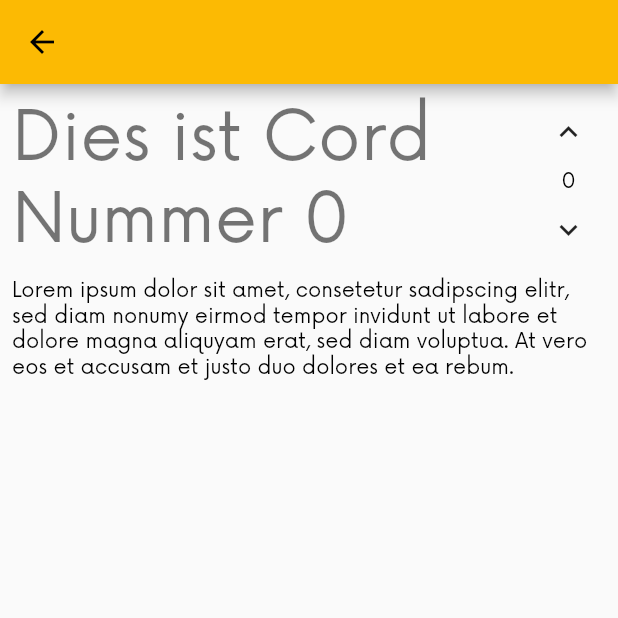
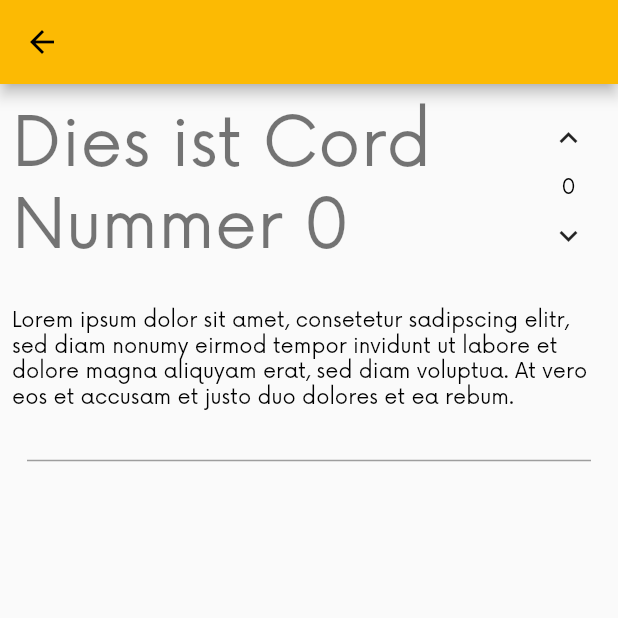
Before and after one commit to pdurasie/storycords, a Flutter app: the screen it shows after launch, after a tap on an icon or button, on a phone screen of 412 x 824 dp, the top half of it. Run offline on Flutter 3.47's test engine with Material 2 defaults, Android fonts, the phone set to English and light mode, and no system bars; our stand-ins replace bloc, flutter_bloc, permission_handler; missing offline and left inert: record.

Commit message:
Add Recording.dart class and refactor Cord data class as a result

```diff
--- a/lib/models/Cord.dart
+++ b/lib/models/Cord.dart
@@ -1,11 +1,17 @@
+import 'package:storycords/models/Recording.dart';
+
 class Cord {
-  final String title;
-  final String author;
-  final String description;
-  final int buttons;
-  final int rating;
+  String title = "";
+  String author = "";
+  String description = "";
+  int rating = 0;
+  List<Recording>? recordings;
 
-  const Cord(
-      this.title, this.author, this.description, this.buttons, this.rating)
-      : super();
+  Cord({
+    this.title = "",
+    this.author = "",
+    this.description = "",
+    this.rating = 0,
+    this.recordings,
+  }) : super();
 }
--- /dev/null
+++ b/lib/models/Recording.dart
@@ -0,0 +1 @@
+class Recording {}
--- a/lib/ui/ScreenCordDetail.dart
+++ b/lib/ui/ScreenCordDetail.dart
@@ -1,6 +1,7 @@
 import 'package:flutter/material.dart';
 import 'package:storycords/models/Cord.dart';
 import 'package:storycords/ui/components/CordRatingBox.dart';
+import 'package:storycords/ui/components/CordWidget.dart';
 
 class ScreenCordDetail extends StatelessWidget {
   final Cord _cord;
@@ -12,7 +13,7 @@ class ScreenCordDetail extends StatelessWidget {
     return Scaffold(
       appBar: AppBar(),
       body: Padding(
-        padding: const EdgeInsets.all(8.0),
+        padding: const EdgeInsets.symmetric(horizontal: 8.0, vertical: 12.0),
         child: Column(
           children: [
             Row(
@@ -27,9 +28,17 @@ class ScreenCordDetail extends StatelessWidget {
               ],
             ),
             Padding(
-              padding: const EdgeInsets.symmetric(vertical: 8.0),
+              padding: const EdgeInsets.symmetric(vertical: 24.0),
               child: Text(_cord.description),
             ),
+            Divider(
+              color: Colors.grey,
+              height: 20,
+              thickness: 1,
+              indent: 10,
+              endIndent: 10,
+            ),
+            CordWidget()
           ],
         ),
       ),
--- a/lib/ui/components/HomeCordCard.dart
+++ b/lib/ui/components/HomeCordCard.dart
@@ -136,7 +136,7 @@ class TextDataContainer extends StatelessWidget {
     return RichText(
         text: TextSpan(children: [
       TextSpan(
-          text: _cord.buttons.toString(),
+          text: _cord.recordings?.length.toString(),
           style: Theme.of(context).textTheme.caption),
       WidgetSpan(
           child: Padding(
```
Also changed, not shown: lib/ui/components/CordWidget.dart (added, +28 -0 lines), lib/ui/components/HomeBody.dart (+6 -5 lines).
